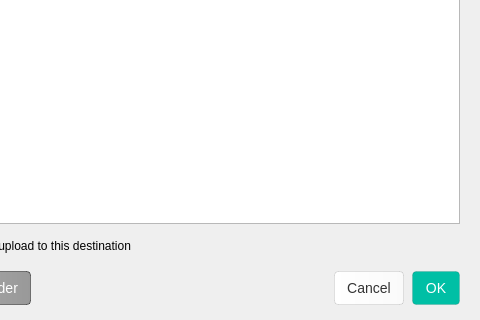
Above: src/MEGASync/gui/node_selector/gui/linux/NodeSelectorTreeViewWidget.ui from meganz/MEGAsync before the change; both pictures show x 82 to 562 and y 113 to 433 of the 562 by 433 pixel window. Below: the same form after it.
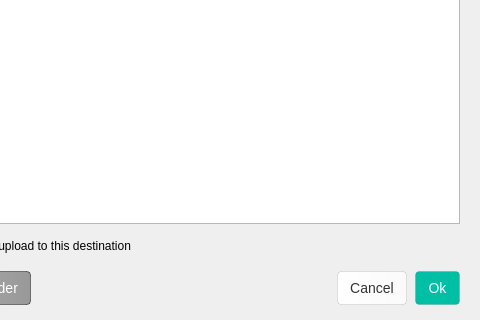
That is the form after the change. Icons and pictures are not drawn. Custom widgets are drawn as their Qt base class.

Commit message: cursor shape change, new folder button visibility on search view

```diff
--- a/src/MEGASync/gui/node_selector/gui/linux/NodeSelectorTreeViewWidget.ui
+++ b/src/MEGASync/gui/node_selector/gui/linux/NodeSelectorTreeViewWidget.ui
@@ -948,7 +948,7 @@
 }</string>
         </property>
         <property name="text">
-         <string>OK</string>
+         <string>Ok</string>
         </property>
        </widget>
       </item>
```
Left out of the diff: 15 changed lines with no effect on the pictures. The commit also changes 5 other files.
